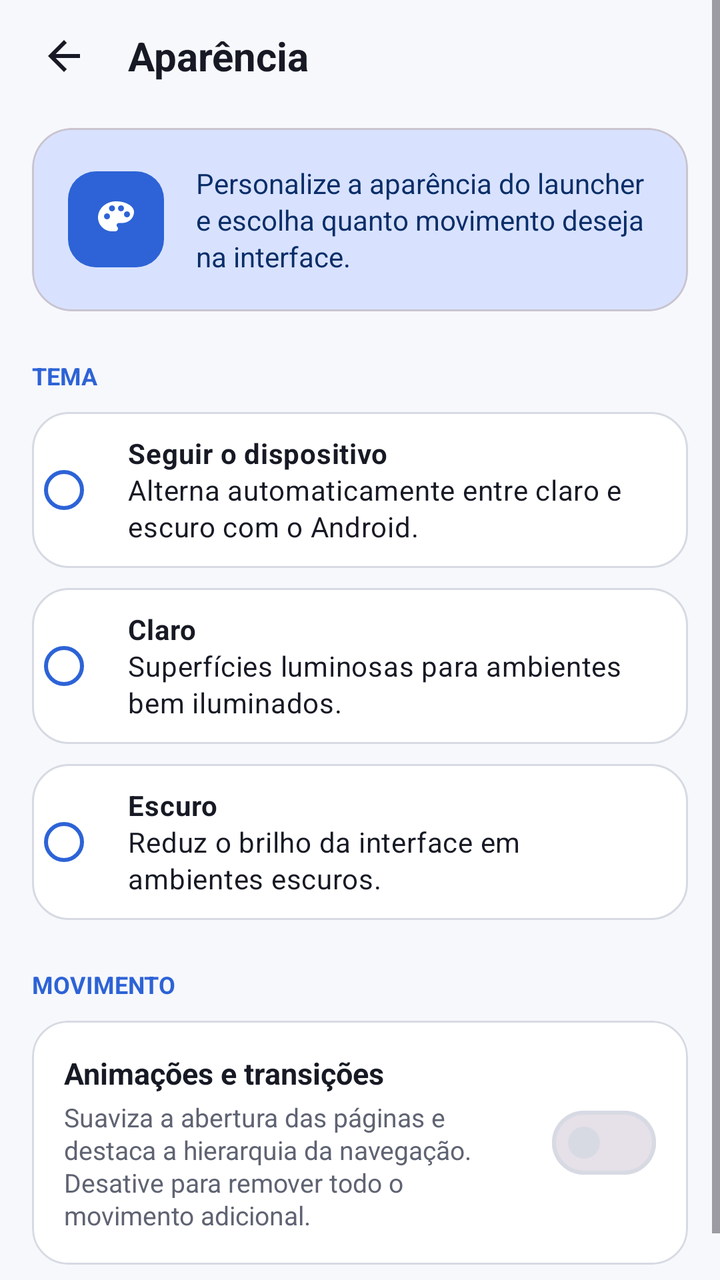
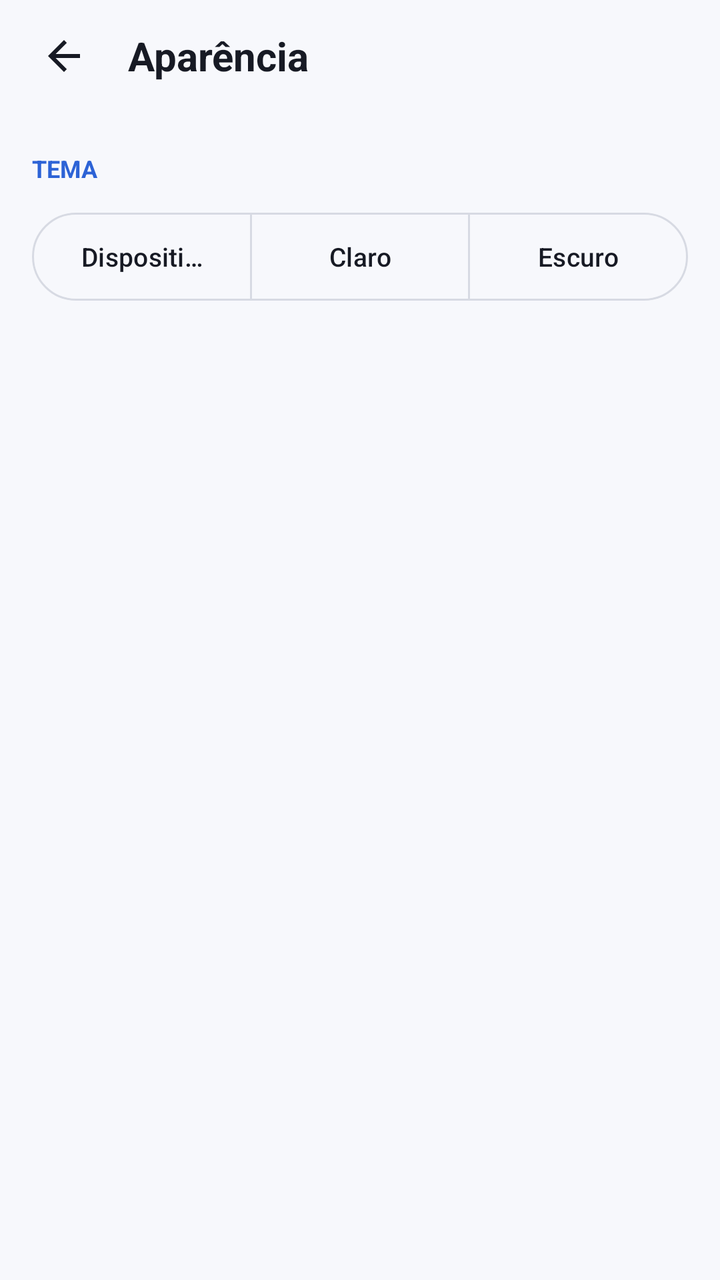

The first picture is an Android layout as it rendered before a commit; the second is the same layout after the commit. The layout source and the unified diff follow.
<!-- AndroidManifest.xml: activity theme Theme.KristalLauncher -->
<!-- res/layout/activity_appearance_settings.xml -->
<?xml version="1.0" encoding="utf-8"?>
<ScrollView xmlns:android="http://schemas.android.com/apk/res/android"
    xmlns:app="http://schemas.android.com/apk/res-auto"
    android:layout_width="match_parent"
    android:layout_height="match_parent"
    android:fillViewport="true">

    <LinearLayout
        android:layout_width="match_parent"
        android:layout_height="wrap_content"
        android:orientation="vertical"
        android:paddingBottom="32dp">

        <LinearLayout
            android:layout_width="match_parent"
            android:layout_height="56dp"
            android:gravity="center_vertical"
            android:orientation="horizontal"
            android:paddingHorizontal="16dp">

            <ImageView
                android:id="@+id/btnBack"
                android:layout_width="32dp"
                android:layout_height="32dp"
                android:background="?attr/selectableItemBackgroundBorderless"
                android:contentDescription="@string/navigate_back"
                android:padding="4dp"
                android:src="@drawable/ic_arrow_back"
                app:tint="@color/m3_on_surface" />

            <TextView
                android:layout_width="wrap_content"
                android:layout_height="wrap_content"
                android:layout_marginStart="16dp"
                android:text="@string/appearance_title"
                android:textColor="@color/m3_on_surface"
                android:textSize="20sp"
                android:textStyle="bold" />
        </LinearLayout>

        <com.google.android.material.card.MaterialCardView
            android:id="@+id/appearanceIntroCard"
            android:layout_width="match_parent"
            android:layout_height="wrap_content"
            android:layout_marginHorizontal="16dp"
            android:layout_marginTop="8dp"
            app:cardBackgroundColor="@color/m3_primary_container"
            app:cardCornerRadius="20dp"
            app:cardElevation="0dp">

            <LinearLayout
                android:layout_width="match_parent"
                android:layout_height="wrap_content"
                android:gravity="center_vertical"
                android:orientation="horizontal"
                android:padding="18dp">

                <ImageView
                    android:layout_width="48dp"
                    android:layout_height="48dp"
                    android:background="@drawable/bg_primary_icon_frame"
                    android:contentDescription="@null"
                    android:padding="12dp"
                    android:src="@drawable/ic_palette"
                    app:tint="@color/m3_on_primary" />

                <TextView
                    android:layout_width="0dp"
                    android:layout_height="wrap_content"
                    android:layout_marginStart="16dp"
                    android:layout_weight="1"
                    android:text="@string/appearance_summary"
                    android:textColor="@color/m3_on_primary_container"
                    android:textSize="14sp"
                    android:lineSpacingExtra="2dp" />
            </LinearLayout>
        </com.google.android.material.card.MaterialCardView>

        <TextView
            android:layout_width="wrap_content"
            android:layout_height="wrap_content"
            android:layout_marginHorizontal="16dp"
            android:layout_marginTop="24dp"
            android:layout_marginBottom="10dp"
            android:text="@string/theme_title"
            android:textColor="@color/m3_primary"
            android:textSize="12sp"
            android:textStyle="bold" />

        <RadioGroup
            android:id="@+id/themeOptions"
            android:layout_width="match_parent"
            android:layout_height="wrap_content"
            android:layout_marginHorizontal="16dp"
            android:orientation="vertical">

            <com.google.android.material.radiobutton.MaterialRadioButton
                android:id="@+id/themeDevice"
                android:layout_width="match_parent"
                android:layout_height="wrap_content"
                android:minHeight="78dp"
                android:background="@drawable/bg_settings_option"
                android:gravity="center_vertical"
                android:lineSpacingExtra="2dp"
                android:paddingHorizontal="16dp"
                android:text="@string/theme_device_option"
                android:textColor="@color/m3_on_surface"
                android:textSize="14sp"
                app:buttonTint="@color/m3_primary" />

            <com.google.android.material.radiobutton.MaterialRadioButton
                android:id="@+id/themeLight"
                android:layout_width="match_parent"
                android:layout_height="wrap_content"
                android:layout_marginTop="10dp"
                android:minHeight="78dp"
                android:background="@drawable/bg_settings_option"
                android:gravity="center_vertical"
                android:lineSpacingExtra="2dp"
                android:paddingHorizontal="16dp"
                android:text="@string/theme_light_option"
                android:textColor="@color/m3_on_surface"
                android:textSize="14sp"
                app:buttonTint="@color/m3_primary" />

            <com.google.android.material.radiobutton.MaterialRadioButton
                android:id="@+id/themeDark"
                android:layout_width="match_parent"
                android:layout_height="wrap_content"
                android:layout_marginTop="10dp"
                android:minHeight="78dp"
                android:background="@drawable/bg_settings_option"
                android:gravity="center_vertical"
                android:lineSpacingExtra="2dp"
                android:paddingHorizontal="16dp"
                android:text="@string/theme_dark_option"
                android:textColor="@color/m3_on_surface"
                android:textSize="14sp"
                app:buttonTint="@color/m3_primary" />
        </RadioGroup>

        <TextView
            android:layout_width="wrap_content"
            android:layout_height="wrap_content"
            android:layout_marginHorizontal="16dp"
            android:layout_marginTop="24dp"
            android:layout_marginBottom="10dp"
            android:text="@string/motion_title"
            android:textColor="@color/m3_primary"
            android:textSize="12sp"
            android:textStyle="bold" />

        <com.google.android.material.card.MaterialCardView
            android:id="@+id/motionCard"
            android:layout_width="match_parent"
            android:layout_height="wrap_content"
            android:layout_marginHorizontal="16dp"
            android:clickable="true"
            android:focusable="true"
            android:foreground="?attr/selectableItemBackground"
            app:cardBackgroundColor="@color/m3_surface_card"
            app:cardCornerRadius="18dp"
            app:cardElevation="0dp"
            app:strokeColor="@color/m3_outline"
            app:strokeWidth="1dp">

            <LinearLayout
                android:layout_width="match_parent"
                android:layout_height="wrap_content"
                android:gravity="center_vertical"
                android:orientation="horizontal"
                android:padding="16dp">

                <LinearLayout
                    android:layout_width="0dp"
                    android:layout_height="wrap_content"
                    android:layout_weight="1"
                    android:orientation="vertical"
                    android:paddingStart="0dp"
                    android:paddingEnd="12dp">

                    <TextView
                        android:layout_width="match_parent"
                        android:layout_height="wrap_content"
                        android:text="@string/animations_enabled"
                        android:textColor="@color/m3_on_surface"
                        android:textSize="15sp"
                        android:textStyle="bold" />

                    <TextView
                        android:layout_width="match_parent"
                        android:layout_height="wrap_content"
                        android:layout_marginTop="3dp"
                        android:text="@string/animations_summary"
                        android:textColor="@color/m3_on_surface_variant"
                        android:textSize="13sp"
                        android:lineSpacingExtra="1dp" />
                </LinearLayout>

                <com.google.android.material.materialswitch.MaterialSwitch
                    android:id="@+id/switchAnimations"
                    android:layout_width="wrap_content"
                    android:layout_height="wrap_content"
                    android:contentDescription="@string/animations_enabled" />
            </LinearLayout>
        </com.google.android.material.card.MaterialCardView>
    </LinearLayout>
</ScrollView>
<!-- resources referenced by this layout -->
<resources>
  <!-- drawable bg_primary_icon_frame (drawable) -->
  <?xml version="1.0" encoding="utf-8"?>
  <shape xmlns:android="http://schemas.android.com/apk/res/android"
      android:shape="rectangle">
      <solid android:color="@color/m3_primary" />
      <corners android:radius="14dp" />
  </shape>
  <!-- drawable bg_settings_option (drawable) -->
  <?xml version="1.0" encoding="utf-8"?>
  <selector xmlns:android="http://schemas.android.com/apk/res/android">
      <item android:state_checked="true">
          <shape android:shape="rectangle">
              <solid android:color="@color/m3_primary_container" />
              <stroke
                  android:width="2dp"
                  android:color="@color/m3_primary" />
              <corners android:radius="18dp" />
          </shape>
      </item>
      <item>
          <shape android:shape="rectangle">
              <solid android:color="@color/m3_surface_card" />
              <stroke
                  android:width="1dp"
                  android:color="@color/m3_outline" />
              <corners android:radius="18dp" />
          </shape>
      </item>
  </selector>
  <!-- drawable ic_palette (drawable) -->
  <?xml version="1.0" encoding="utf-8"?>
  <vector xmlns:android="http://schemas.android.com/apk/res/android"
      android:width="24dp"
      android:height="24dp"
      android:viewportWidth="24"
      android:viewportHeight="24">
      <path
          android:fillColor="#FFFFFFFF"
          android:pathData="M12,3C7.03,3 3,6.58 3,11c0,3.86 3.14,7 7,7h1.65c0.74,0 1.35,-0.6 1.35,-1.35 0,-0.35 -0.14,-0.68 -0.38,-0.93 -0.2,-0.2 -0.32,-0.47 -0.32,-0.77 0,-0.61 0.49,-1.1 1.1,-1.1H15c3.31,0 6,-2.46 6,-5.5C21,5.39 16.97,3 12,3zM7.5,12C6.67,12 6,11.33 6,10.5S6.67,9 7.5,9 9,9.67 9,10.5 8.33,12 7.5,12zM10,8C9.17,8 8.5,7.33 8.5,6.5S9.17,5 10,5s1.5,0.67 1.5,1.5S10.83,8 10,8zM14.5,8c-0.83,0 -1.5,-0.67 -1.5,-1.5S13.67,5 14.5,5 16,5.67 16,6.5 15.33,8 14.5,8zM17.5,11c-0.83,0 -1.5,-0.67 -1.5,-1.5S16.67,8 17.5,8 19,8.67 19,9.5 18.33,11 17.5,11z" />
  </vector>
  <string name="animations_enabled">Animações e transições</string>
  <string name="animations_summary">Suaviza a abertura das páginas e destaca a hierarquia da navegação. Desative para remover todo o movimento adicional.</string>
  <string name="appearance_summary">Personalize a aparência do launcher e escolha quanto movimento deseja na interface.</string>
  <string name="theme_dark_option"><b>Escuro</b>\nReduz o brilho da interface em ambientes escuros.</string>
  <string name="theme_device_option"><b>Seguir o dispositivo</b>\nAlterna automaticamente entre claro e escuro com o Android.</string>
  <string name="theme_light_option"><b>Claro</b>\nSuperfícies luminosas para ambientes bem iluminados.</string>
  <style name="Theme.KristalLauncher" parent="Theme.Material3.DayNight.NoActionBar">
          <item name="colorPrimary">@color/m3_primary</item>
          <item name="colorOnPrimary">@color/m3_on_primary</item>
          <item name="colorPrimaryContainer">@color/m3_primary_container</item>
          <item name="colorOnPrimaryContainer">@color/m3_on_primary_container</item>
          <item name="android:colorBackground">@color/m3_bg_dark</item>
          <item name="colorSurface">@color/m3_surface</item>
          <item name="colorSurfaceVariant">@color/m3_surface_variant</item>
          <item name="colorOnSurface">@color/m3_on_surface</item>
          <item name="colorOnSurfaceVariant">@color/m3_on_surface_variant</item>
          <item name="colorOutline">@color/m3_outline</item>
          <item name="android:windowDrawsSystemBarBackgrounds">true</item>
          <item name="android:statusBarColor">@color/m3_surface</item>
          <item name="android:navigationBarColor">@color/m3_bg_dark</item>
          <item name="android:windowLightStatusBar">@bool/is_light_theme</item>
          <item name="android:windowLightNavigationBar" tools:targetApi="o_mr1">@bool/is_light_theme</item>
          <item name="android:windowActionModeOverlay">true</item>
      </style>
  <color name="m3_surface">#FFFFFF</color>
  <!-- unchanged entries left out for length: 15 -->
</resources>

<!-- the commit's change to res/layout/activity_appearance_settings.xml (unified diff, before → after) -->
@@ -38,108 +38,56 @@
                 android:textStyle="bold" />
         </LinearLayout>
 
-        <com.google.android.material.card.MaterialCardView
-            android:id="@+id/appearanceIntroCard"
-            android:layout_width="match_parent"
-            android:layout_height="wrap_content"
-            android:layout_marginHorizontal="16dp"
-            android:layout_marginTop="8dp"
-            app:cardBackgroundColor="@color/m3_primary_container"
-            app:cardCornerRadius="20dp"
-            app:cardElevation="0dp">
-
-            <LinearLayout
-                android:layout_width="match_parent"
-                android:layout_height="wrap_content"
-                android:gravity="center_vertical"
-                android:orientation="horizontal"
-                android:padding="18dp">
-
-                <ImageView
-                    android:layout_width="48dp"
-                    android:layout_height="48dp"
-                    android:background="@drawable/bg_primary_icon_frame"
-                    android:contentDescription="@null"
-                    android:padding="12dp"
-                    android:src="@drawable/ic_palette"
-                    app:tint="@color/m3_on_primary" />
-
-                <TextView
-                    android:layout_width="0dp"
-                    android:layout_height="wrap_content"
-                    android:layout_marginStart="16dp"
-                    android:layout_weight="1"
-                    android:text="@string/appearance_summary"
-                    android:textColor="@color/m3_on_primary_container"
-                    android:textSize="14sp"
-                    android:lineSpacingExtra="2dp" />
-            </LinearLayout>
-        </com.google.android.material.card.MaterialCardView>
-
         <TextView
             android:layout_width="wrap_content"
             android:layout_height="wrap_content"
             android:layout_marginHorizontal="16dp"
-            android:layout_marginTop="24dp"
+            android:layout_marginTop="20dp"
             android:layout_marginBottom="10dp"
             android:text="@string/theme_title"
             android:textColor="@color/m3_primary"
             android:textSize="12sp"
             android:textStyle="bold" />
 
-        <RadioGroup
+        <com.google.android.material.button.MaterialButtonToggleGroup
             android:id="@+id/themeOptions"
             android:layout_width="match_parent"
             android:layout_height="wrap_content"
             android:layout_marginHorizontal="16dp"
-            android:orientation="vertical">
+            android:orientation="horizontal"
+            app:selectionRequired="true"
+            app:singleSelection="true">
 
-            <com.google.android.material.radiobutton.MaterialRadioButton
+            <com.google.android.material.button.MaterialButton
                 android:id="@+id/themeDevice"
-                android:layout_width="match_parent"
-                android:layout_height="wrap_content"
-                android:minHeight="78dp"
-                android:background="@drawable/bg_settings_option"
-                android:gravity="center_vertical"
-                android:lineSpacingExtra="2dp"
-                android:paddingHorizontal="16dp"
+                style="@style/Widget.Material3.Button.OutlinedButton"
+                android:layout_width="0dp"
+                android:layout_height="52dp"
+                android:layout_weight="1"
                 android:text="@string/theme_device_option"
-                android:textColor="@color/m3_on_surface"
-                android:textSize="14sp"
-                app:buttonTint="@color/m3_primary" />
+                android:textSize="13sp" />
 
-            <com.google.android.material.radiobutton.MaterialRadioButton
+            <com.google.android.material.button.MaterialButton
                 android:id="@+id/themeLight"
-                android:layout_width="match_parent"
-                android:layout_height="wrap_content"
-                android:layout_marginTop="10dp"
-                android:minHeight="78dp"
-                android:background="@drawable/bg_settings_option"
-                android:gravity="center_vertical"
-                android:lineSpacingExtra="2dp"
-                android:paddingHorizontal="16dp"
+                style="@style/Widget.Material3.Button.OutlinedButton"
+                android:layout_width="0dp"
+                android:layout_height="52dp"
+                android:layout_weight="1"
                 android:text="@string/theme_light_option"
-                android:textColor="@color/m3_on_surface"
-                android:textSize="14sp"
-                app:buttonTint="@color/m3_primary" />
+                android:textSize="13sp" />
 
-            <com.google.android.material.radiobutton.MaterialRadioButton
+            <com.google.android.material.button.MaterialButton
                 android:id="@+id/themeDark"
-                android:layout_width="match_parent"
-                android:layout_height="wrap_content"
-                android:layout_marginTop="10dp"
-                android:minHeight="78dp"
-                android:background="@drawable/bg_settings_option"
-                android:gravity="center_vertical"
-                android:lineSpacingExtra="2dp"
-                android:paddingHorizontal="16dp"
+                style="@style/Widget.Material3.Button.OutlinedButton"
+                android:layout_width="0dp"
+                android:layout_height="52dp"
+                android:layout_weight="1"
                 android:text="@string/theme_dark_option"
-                android:textColor="@color/m3_on_surface"
-                android:textSize="14sp"
-                app:buttonTint="@color/m3_primary" />
-        </RadioGroup>
+                android:textSize="13sp" />
+        </com.google.android.material.button.MaterialButtonToggleGroup>
 
         <TextView
+            android:visibility="gone"
             android:layout_width="wrap_content"
             android:layout_height="wrap_content"
             android:layout_marginHorizontal="16dp"
@@ -152,6 +100,7 @@
 
         <com.google.android.material.card.MaterialCardView
             android:id="@+id/motionCard"
+            android:visibility="gone"
             android:layout_width="match_parent"
             android:layout_height="wrap_content"
             android:layout_marginHorizontal="16dp"
@@ -159,7 +108,7 @@
             android:focusable="true"
             android:foreground="?attr/selectableItemBackground"
             app:cardBackgroundColor="@color/m3_surface_card"
-            app:cardCornerRadius="18dp"
+            app:cardCornerRadius="12dp"
             app:cardElevation="0dp"
             app:strokeColor="@color/m3_outline"
             app:strokeWidth="1dp">
@@ -171,31 +120,16 @@
                 android:orientation="horizontal"
                 android:padding="16dp">
 
-                <LinearLayout
+                <TextView
                     android:layout_width="0dp"
                     android:layout_height="wrap_content"
                     android:layout_weight="1"
-                    android:orientation="vertical"
                     android:paddingStart="0dp"
-                    android:paddingEnd="12dp">
-
-                    <TextView
-                        android:layout_width="match_parent"
-                        android:layout_height="wrap_content"
-                        android:text="@string/animations_enabled"
-                        android:textColor="@color/m3_on_surface"
-                        android:textSize="15sp"
-                        android:textStyle="bold" />
-
-                    <TextView
-                        android:layout_width="match_parent"
-                        android:layout_height="wrap_content"
-                        android:layout_marginTop="3dp"
-                        android:text="@string/animations_summary"
-                        android:textColor="@color/m3_on_surface_variant"
-                        android:textSize="13sp"
-                        android:lineSpacingExtra="1dp" />
-                </LinearLayout>
+                    android:paddingEnd="12dp"
+                    android:text="@string/animations_enabled"
+                    android:textColor="@color/m3_on_surface"
+                    android:textSize="15sp"
+                    android:textStyle="bold" />
 
                 <com.google.android.material.materialswitch.MaterialSwitch
                     android:id="@+id/switchAnimations"
<!-- resource entries referenced after the edit -->
@@ -1,51 +1,9 @@
 <!-- resources referenced by this layout -->
 <resources>
-  <!-- drawable bg_primary_icon_frame (drawable) -->
-  <?xml version="1.0" encoding="utf-8"?>
-  <shape xmlns:android="http://schemas.android.com/apk/res/android"
-      android:shape="rectangle">
-      <solid android:color="@color/m3_primary" />
-      <corners android:radius="14dp" />
-  </shape>
-  <!-- drawable bg_settings_option (drawable) -->
-  <?xml version="1.0" encoding="utf-8"?>
-  <selector xmlns:android="http://schemas.android.com/apk/res/android">
-      <item android:state_checked="true">
-          <shape android:shape="rectangle">
-              <solid android:color="@color/m3_primary_container" />
-              <stroke
-                  android:width="2dp"
-                  android:color="@color/m3_primary" />
-              <corners android:radius="18dp" />
-          </shape>
-      </item>
-      <item>
-          <shape android:shape="rectangle">
-              <solid android:color="@color/m3_surface_card" />
-              <stroke
-                  android:width="1dp"
-                  android:color="@color/m3_outline" />
-              <corners android:radius="18dp" />
-          </shape>
-      </item>
-  </selector>
-  <!-- drawable ic_palette (drawable) -->
-  <?xml version="1.0" encoding="utf-8"?>
-  <vector xmlns:android="http://schemas.android.com/apk/res/android"
-      android:width="24dp"
-      android:height="24dp"
-      android:viewportWidth="24"
-      android:viewportHeight="24">
-      <path
-          android:fillColor="#FFFFFFFF"
-          android:pathData="M12,3C7.03,3 3,6.58 3,11c0,3.86 3.14,7 7,7h1.65c0.74,0 1.35,-0.6 1.35,-1.35 0,-0.35 -0.14,-0.68 -0.38,-0.93 -0.2,-0.2 -0.32,-0.47 -0.32,-0.77 0,-0.61 0.49,-1.1 1.1,-1.1H15c3.31,0 6,-2.46 6,-5.5C21,5.39 16.97,3 12,3zM7.5,12C6.67,12 6,11.33 6,10.5S6.67,9 7.5,9 9,9.67 9,10.5 8.33,12 7.5,12zM10,8C9.17,8 8.5,7.33 8.5,6.5S9.17,5 10,5s1.5,0.67 1.5,1.5S10.83,8 10,8zM14.5,8c-0.83,0 -1.5,-0.67 -1.5,-1.5S13.67,5 14.5,5 16,5.67 16,6.5 15.33,8 14.5,8zM17.5,11c-0.83,0 -1.5,-0.67 -1.5,-1.5S16.67,8 17.5,8 19,8.67 19,9.5 18.33,11 17.5,11z" />
-  </vector>
-  <string name="animations_enabled">Animações e transições</string>
-  <string name="animations_summary">Suaviza a abertura das páginas e destaca a hierarquia da navegação. Desative para remover todo o movimento adicional.</string>
-  <string name="appearance_summary">Personalize a aparência do launcher e escolha quanto movimento deseja na interface.</string>
-  <string name="theme_dark_option"><b>Escuro</b>\nReduz o brilho da interface em ambientes escuros.</string>
-  <string name="theme_device_option"><b>Seguir o dispositivo</b>\nAlterna automaticamente entre claro e escuro com o Android.</string>
-  <string name="theme_light_option"><b>Claro</b>\nSuperfícies luminosas para ambientes bem iluminados.</string>
+  <string name="animations_enabled">Animações da lista</string>
+  <string name="theme_dark_option">Escuro</string>
+  <string name="theme_device_option">Dispositivo</string>
+  <string name="theme_light_option">Claro</string>
   <style name="Theme.KristalLauncher" parent="Theme.Material3.DayNight.NoActionBar">
           <item name="colorPrimary">@color/m3_primary</item>
           <item name="colorOnPrimary">@color/m3_on_primary</item>
@@ -63,6 +21,7 @@
           <item name="android:windowLightStatusBar">@bool/is_light_theme</item>
           <item name="android:windowLightNavigationBar" tools:targetApi="o_mr1">@bool/is_light_theme</item>
           <item name="android:windowActionModeOverlay">true</item>
+          <item name="android:windowAnimationStyle">@null</item>
       </style>
   <color name="m3_surface">#FFFFFF</color>
   <!-- unchanged entries left out for length: 15 -->
